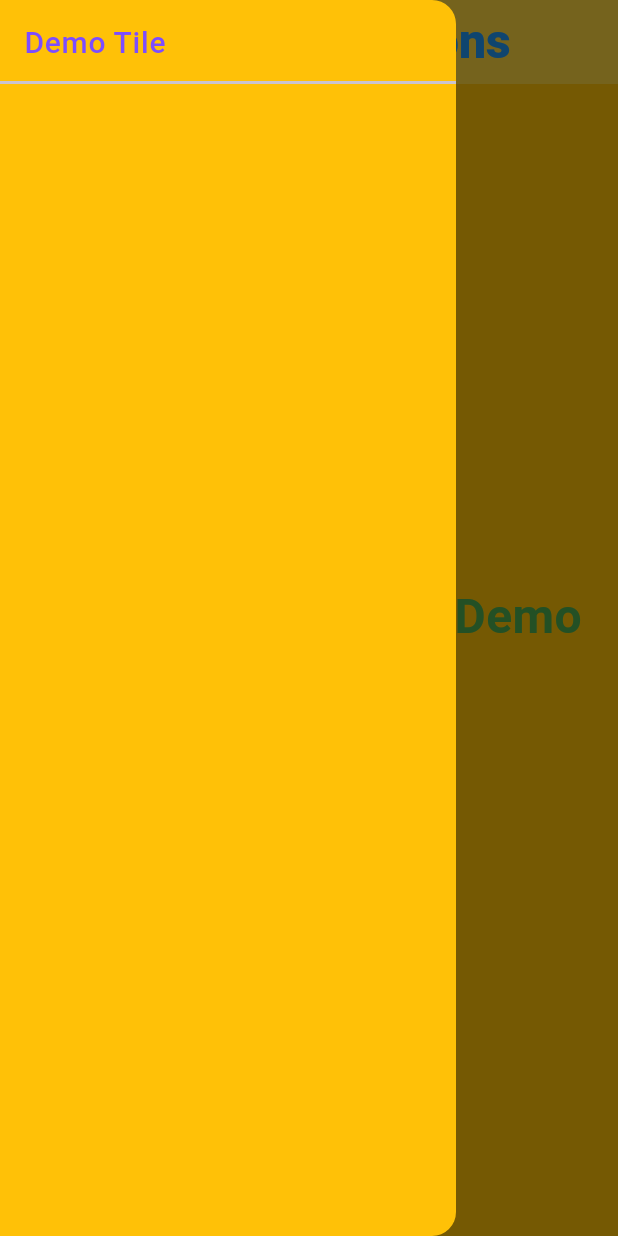
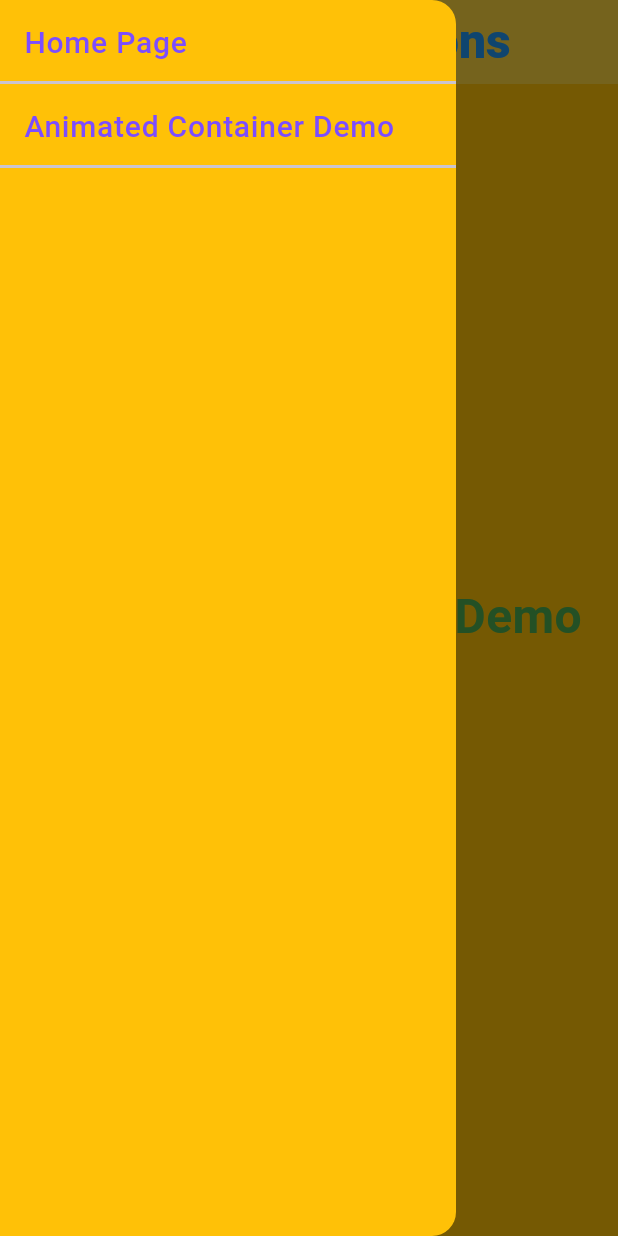
Before and after one commit to sssloba/flutter_animations, a Flutter app: the screen it shows after launch, with the side drawer open, on a phone screen of 412 x 824 dp. Run offline on Flutter 3.47's test engine with Material 3 defaults, Android fonts, the phone set to English and light mode, and no system bars.

Commit message:
animated-container-demo

```diff
--- a/lib/main.dart
+++ b/lib/main.dart
@@ -14,7 +14,10 @@ class MainApp extends StatelessWidget {
       debugShowCheckedModeBanner: false,
       theme: ThemeData(
         scaffoldBackgroundColor: Colors.amber,
-        appBarTheme: const AppBarTheme(backgroundColor: Colors.amberAccent),
+        appBarTheme: const AppBarTheme(
+          backgroundColor: Colors.amberAccent,
+          centerTitle: true,
+        ),
         drawerTheme: const DrawerThemeData(backgroundColor: Colors.amber),
       ),
       title: 'Flutter Animations',
--- a/lib/widgets/app_drawer.dart
+++ b/lib/widgets/app_drawer.dart
@@ -1,4 +1,5 @@
 import 'package:flutter/material.dart';
+import 'package:flutter_animations/screens/animated_container_demo.dart';
 import 'package:flutter_animations/screens/home_page.dart';
 import 'package:flutter_animations/widgets/drawer_tile.dart';
 
@@ -9,7 +10,10 @@ class AppDrawer extends StatelessWidget {
   Widget build(BuildContext context) {
     return Drawer(
       child: ListView(
-        children: const [DrawerTile('Demo Tile', HomePage())],
+        children: const [
+          DrawerTile('Home Page', HomePage()),
+          DrawerTile('Animated Container Demo', AnimatedContainerDemo())
+        ],
       ),
     );
   }
```
Also changed, not shown: lib/screens/animated_container_demo.dart (added, +67 -0 lines).
